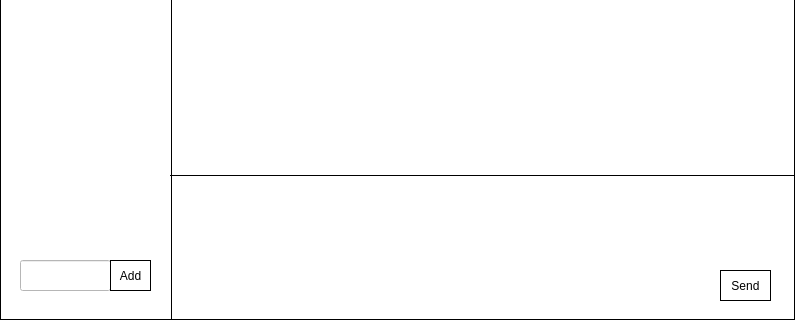
This is chatwindow.ui in muxinyu1/q-chater-client as Qt 5 draws it before an edit; both pictures show x 0 to 795 and y 180 to 500 of the 795 by 500 pixel window. The edited form follows.
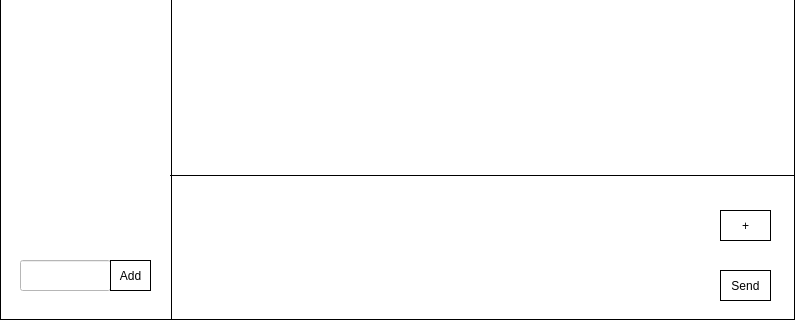
This is the edited form.

What changed in the file:
```diff
--- a/chatwindow.ui
+++ b/chatwindow.ui
@@ -177,7 +177,7 @@
      <rect>
       <x>180</x>
       <y>370</y>
-      <width>601</width>
+      <width>531</width>
       <height>111</height>
      </rect>
     </property>
@@ -416,6 +416,40 @@
      <string>Send</string>
     </property>
    </widget>
+   <widget class="QPushButton" name="creategroup">
+    <property name="geometry">
+     <rect>
+      <x>720</x>
+      <y>390</y>
+      <width>51</width>
+      <height>31</height>
+     </rect>
+    </property>
+    <property name="font">
+     <font>
+      <family>Microsoft YaHei UI</family>
+      <bold>false</bold>
+     </font>
+    </property>
+    <property name="styleSheet">
+     <string notr="true">QPushButton{
+	color: rgb(255,255,255);
+	padding: 2px;
+	background-color:  rgb(255, 255, 255);
+	border: 1px solid black;
+	color: rgb(0, 0, 0);
+}
+QPushButton:hover{
+	color: rgb(255, 255, 255);
+	padding: 2px;
+	border-color: black;
+	background-color: rgb(0, 0, 0);
+}</string>
+    </property>
+    <property name="text">
+     <string>+</string>
+    </property>
+   </widget>
   </widget>
  </widget>
  <resources/>
```
